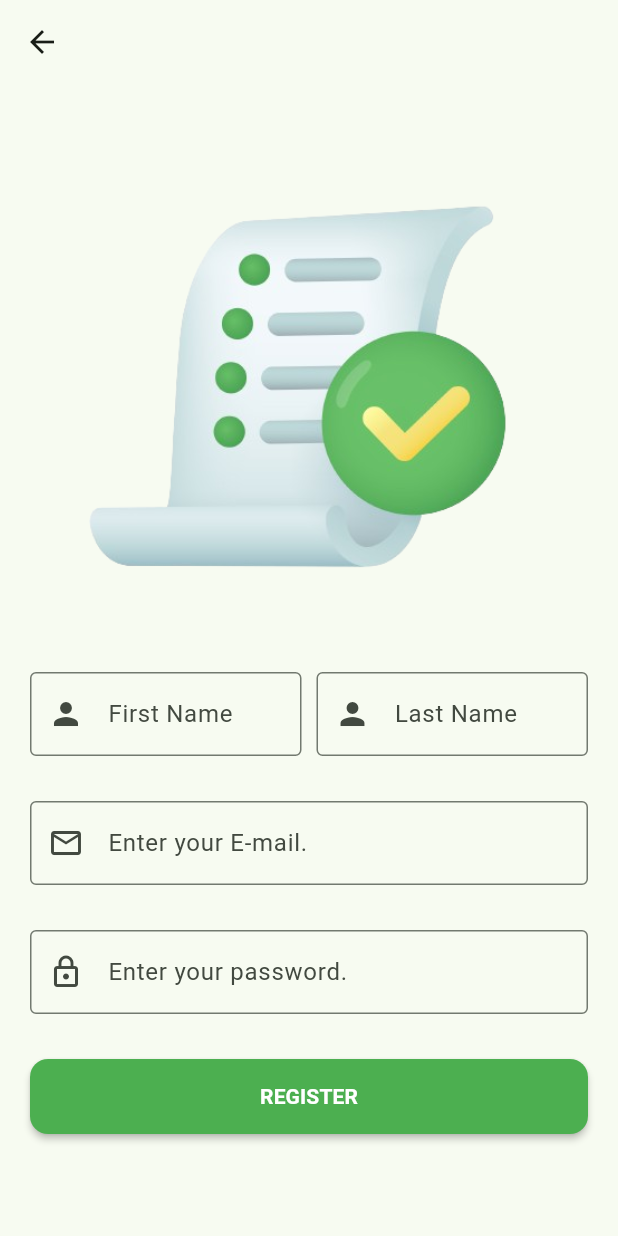
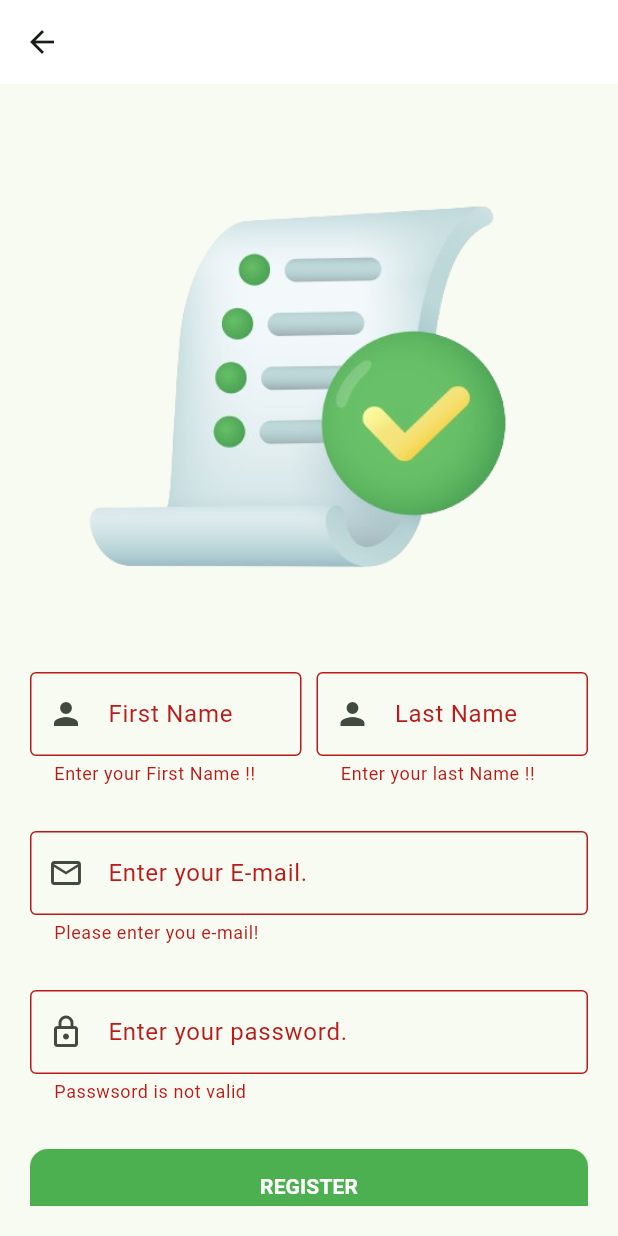
Before and after one commit to AMG2001/nature, a Flutter app: the RegisterScreen screen opened directly, after a tap on "REGISTER", on a phone screen of 412 x 824 dp. Run offline on Flutter 3.47's test engine with Material 3 defaults, Android fonts, the phone set to English and light mode, and no system bars; our stand-ins replace audioplayers, expandable, get; missing offline and left inert: mongo_dart.

Commit message:
register page implemented

```diff
--- a/lib/models/questions_and_answers/questions_and_answers_models.dart
+++ b/lib/models/questions_and_answers/questions_and_answers_models.dart
@@ -1,4 +1,4 @@
-import 'package:nature_app/services/shared/maps_keys.dart';
+import 'package:nature_app/shared/maps_keys.dart';
 
 class QuestionsAndAnswersDataModel {
   late String question;
--- /dev/null
+++ b/lib/models/users/user_data_model.dart
@@ -0,0 +1,34 @@
+import 'package:nature_app/shared/maps_keys.dart';
+
+class UserDataModel {
+  late String firstName;
+  late String lastName;
+  late String fullName;
+  late String email;
+  late String password;
+
+  UserDataModel(
+      {required this.firstName,
+      required this.lastName,
+      required this.fullName,
+      required this.email,
+      required this.password});
+
+  UserDataModel.fromMap(Map<String, dynamic> map) {
+    this.firstName = map[MapsKeys.first_name_key];
+    this.lastName = map[MapsKeys.last_name_key];
+    this.fullName = map[MapsKeys.full_name_key];
+    this.email = map[MapsKeys.email_key];
+    this.password = map[MapsKeys.password_key];
+  }
+
+  Map<String, dynamic> toMap() {
+    return {
+      MapsKeys.first_name_key: this.firstName,
+      MapsKeys.last_name_key: this.lastName,
+      MapsKeys.full_name_key: this.fullName,
+      MapsKeys.email_key: this.email,
+      MapsKeys.password_key: this.password
+    };
+  }
+}
--- a/lib/modules/login/login_screen.dart
+++ b/lib/modules/login/view/login_screen.dart
@@ -1,6 +1,6 @@
 import 'package:flutter/material.dart';
 import 'package:nature_app/shared/components/components.dart';
-import 'package:nature_app/modules/register/register_screen.dart';
+import 'package:nature_app/modules/register/view/register_screen.dart';
 import 'package:nature_app/config/device/device_dimenssions.dart';
 class LoginScreen extends StatelessWidget {
 
--- a/lib/modules/onboard/onBoarding_screen.dart
+++ b/lib/modules/onboard/onBoarding_screen.dart
@@ -1,5 +1,5 @@
 import 'package:flutter/material.dart';
-import 'package:nature_app/modules/login/login_screen.dart';
+import 'package:nature_app/modules/login/view/login_screen.dart';
 import 'package:nature_app/shared/components/components.dart';
 
 
--- a/lib/modules/questions_and_answers_page/controller/q_and_a_controller.dart
+++ b/lib/modules/questions_and_answers_page/controller/q_and_a_controller.dart
@@ -1,7 +1,7 @@
 import 'package:get/get.dart';
 import 'package:nature_app/models/questions_and_answers/questions_and_answers_models.dart';
 import 'package:nature_app/services/cloud_storage/cloud_connection.dart';
-import 'package:nature_app/services/shared/maps_keys.dart';
+import 'package:nature_app/shared/maps_keys.dart';
 
 class QuestionsAndAnswersController extends GetxController {
   List<QuestionsAndAnswersDataModel> questionsAndAnswersList = [];
--- a/lib/modules/register/register_screen.dart
+++ /dev/null
@@ -1,177 +0,0 @@
-import 'package:flutter/material.dart';
-import 'package:nature_app/config/device/device_dimenssions.dart';
-
-class RegisterScreen extends StatelessWidget {
-  const RegisterScreen({Key? key}) : super(key: key);
-
-  @override
-  Widget build(BuildContext context) {
-    var emailController = TextEditingController();
-    var passwordController = TextEditingController();
-    var firstNameController = TextEditingController();
-    var lastNameController = TextEditingController();
-
-
-    return Scaffold(
-      appBar: AppBar(),
-      body: Container(
-        width: DeviceDimenssions.width,
-        height: DeviceDimenssions.height,
-        child: Padding(
-          padding: const EdgeInsets.all(20.0),
-          child: SingleChildScrollView(
-            child: Column(
-              crossAxisAlignment: CrossAxisAlignment.start,
-              children: [
-                Image.asset('assets/images/register123.png'),
-                Row(
-                  children: [
-                    Expanded(
-                        child:TextFormField(
-                          controller: firstNameController,
-                          keyboardType: TextInputType.name,
-                          onFieldSubmitted: (value){
-                            print(value);
-                          },
-                          onChanged: (value){
-                            print(value);
-                          },
-                          validator: (value){
-                            if(value!.isEmpty){
-                              return 'First Name';
-                            }
-                            return null;
-                          },
-                          decoration: InputDecoration(
-                            labelText: 'First Name',
-                            border: OutlineInputBorder(),
-                            prefixIcon: Icon(
-                              Icons.person,
-                            ),
-                          ),
-                        ),
-
-                    ),
-                    SizedBox(
-                      width: 10.0,
-                    ),
-                    Expanded(
-                      child:TextFormField(
-                        controller: lastNameController,
-                        keyboardType: TextInputType.name,
-                        onFieldSubmitted: (value){
-                          print(value);
-                        },
-                        onChanged: (value){
-                          print(value);
-                        },
-                        validator: (value){
-                          if(value!.isEmpty){
-                            return 'Last Name';
-                          }
-                          return null;
-                        },
-                        decoration: InputDecoration(
-                          labelText: 'Last Name',
-                          border: OutlineInputBorder(),
-                          prefixIcon: Icon(
-                            Icons.person,
-                          ),
-                        ),
-                      ),
-
-                    ),
-                  ],
-                ),
-                SizedBox(
-                  height: 30.0,
-                ),
-                TextFormField(
-                  controller: emailController,
-                  keyboardType: TextInputType.emailAddress,
-                  onFieldSubmitted: (value){
-                    print(value);
-                  },
-                  onChanged: (value){
-                    print(value);
-                  },
-                  validator: (value){
-                    if(value!.isEmpty){
-                      return 'Please enter you e-mail! ';
-                    }
-                    return null;
-                  },
-                  decoration: InputDecoration(
-                    labelText: 'Enter your E-mail.',
-                    border: OutlineInputBorder(),
-                    prefixIcon: Icon(
-                      Icons.email_outlined,
-                    ),
-                  ),
-                ),
-                SizedBox(
-                  height: 30.0,
-                ),
-                TextFormField(
-                  controller: passwordController,
-                  keyboardType: TextInputType.name,
-                  obscureText: true,
-                  onFieldSubmitted: (value){
-                    print(value);
-                  },
-                  onChanged: (value){
-                    print(value);
-
-                  },
-                  validator: (value){
-                    if(value!.isEmpty){
-                      return 'Passwsord is not valid';
-                    }
-                    else if(value.length<8){
-                      return 'Passwsord is too short';
-                    }
-                    return null;
-                  },
-                  decoration: InputDecoration(
-                    labelText: 'Enter your password.',
-                    border: OutlineInputBorder(),
-                    prefixIcon: Icon(
-                      Icons.lock_outlined,
-                    ),
-
-                  ),
-                ),
-                SizedBox(
-                  height: 30.0,
-                ),
-                Container(
-                  width: double.infinity,
-                  child: MaterialButton(
-                    height: 50.0,
-                    color: Colors.green,
-                    onPressed: (){
-
-                    },
-                    child: Text(
-                      'REGISTER',
-                      style: TextStyle(
-                        color: Colors.white,
-                        fontWeight: FontWeight.bold,
-                      ),
-                    ),
-
-                    shape: RoundedRectangleBorder(
-                      borderRadius: BorderRadius.circular(12),
-                    ),
-                  ),
-                ),
-
-
-              ],
-            ),
-          ),
-        ),
-      ),
-    );
-  }
-}
--- /dev/null
+++ b/lib/modules/register/view/register_screen.dart
@@ -0,0 +1,156 @@
+import 'package:flutter/material.dart';
+import 'package:get/get.dart';
+import 'package:nature_app/config/device/device_dimenssions.dart';
+import 'package:nature_app/modules/register/controller/register_page_controller.dart';
+import 'package:nature_app/services/app/general_services.dart';
+
+class RegisterScreen extends StatelessWidget {
+  RegisterScreen({Key? key}) : super(key: key);
+  GlobalKey<FormState> _key = GlobalKey();
+  @override
+  Widget build(BuildContext context) {
+    return Scaffold(
+      appBar: AppBar(
+        backgroundColor: Colors.white,
+      ),
+      body: GetBuilder<RegisterPageController>(
+          init: RegisterPageController(),
+          builder: (controller) {
+            return Container(
+              width: DeviceDimenssions.width,
+              height: DeviceDimenssions.height,
+              child: Padding(
+                padding: const EdgeInsets.all(20.0),
+                child: SingleChildScrollView(
+                  child: Form(
+                    key: _key,
+                    child: Column(
+                      crossAxisAlignment: CrossAxisAlignment.start,
+                      children: [
+                        Image.asset('assets/images/register123.png'),
+                        Row(
+                          children: [
+                            Expanded(
+                              child: TextFormField(
+                                controller: controller.firstNameController,
+                                keyboardType: TextInputType.name,
+                                validator: (value) {
+                                  if (value!.isEmpty) {
+                                    return 'Enter your First Name !!';
+                                  }
+                                  return null;
+                                },
+                                decoration: InputDecoration(
+                                  labelText: 'First Name',
+                                  border: OutlineInputBorder(),
+                                  prefixIcon: Icon(
+                                    Icons.person,
+                                  ),
+                                ),
+                              ),
+                            ),
+                            SizedBox(
+                              width: 10.0,
+                            ),
+                            Expanded(
+                              child: TextFormField(
+                                controller: controller.lastNameController,
+                                keyboardType: TextInputType.name,
+                                validator: (value) {
+                                  if (value!.isEmpty) {
+                                    return 'Enter your last Name !!';
+                                  }
+                                  return null;
+                                },
+                                decoration: InputDecoration(
+                                  labelText: 'Last Name',
+                                  border: OutlineInputBorder(),
+                                  prefixIcon: Icon(
+                                    Icons.person,
+                                  ),
+                                ),
+                              ),
+                            ),
+                          ],
+                        ),
+                        SizedBox(
+                          height: 30.0,
+                        ),
+                        TextFormField(
+                          controller: controller.emailController,
+                          keyboardType: TextInputType.emailAddress,
+                          validator: (value) {
+                            if (value!.isEmpty) {
+                              return 'Please enter you e-mail! ';
+                            } else if (!GetUtils.isEmail(value)) {
+                              return 'This is not Email Format !!';
+                            }
+                            return null;
+                          },
+                          decoration: InputDecoration(
+                            labelText: 'Enter your E-mail.',
+                            border: OutlineInputBorder(),
+                            prefixIcon: Icon(
+                              Icons.email_outlined,
+                            ),
+                          ),
+                        ),
+                        SizedBox(
+                          height: 30.0,
+                        ),
+                        TextFormField(
+                          controller: controller.passwordController,
+                          keyboardType: TextInputType.name,
+                          obscureText: true,
+                          validator: (value) {
+                            if (value!.isEmpty) {
+                              return 'Passwsord is not valid';
+                            } else if (value.length < 8) {
+                              return 'Passwsord is too short';
+                            }
+                            return null;
+                          },
+                          decoration: InputDecoration(
+                            labelText: 'Enter your password.',
+                            border: OutlineInputBorder(),
+                            prefixIcon: Icon(
+                              Icons.lock_outlined,
+                            ),
+                          ),
+                        ),
+                        SizedBox(
+                          height: 30.0,
+                        ),
+                        Container(
+                          width: double.infinity,
+                          child: MaterialButton(
+                            height: 50.0,
+                            color: Colors.green,
+                            onPressed: () async {
+                              if (_key.currentState!.validate()) {
+                                closeKeyboard();
+                                await controller.registerUser();
+                              }
+                            },
+                            child: Text(
+                              'REGISTER',
+                              style: TextStyle(
+                                color: Colors.white,
+                                fontWeight: FontWeight.bold,
+                              ),
+                            ),
+                            shape: RoundedRectangleBorder(
+                              borderRadius: BorderRadius.circular(12),
+                            ),
+                          ),
+                        ),
+                      ],
+                    ),
+                  ),
+                ),
+              ),
+            );
+          }),
+    );
+  }
+}
--- a/lib/modules/splash/splach_screen.dart
+++ b/lib/modules/splash/splach_screen.dart
@@ -36,7 +36,6 @@ class _SplashPageState extends State<SplashPage> {
   @override
   Widget build(BuildContext context) {
     return Scaffold(
-
       body: SafeArea(
         child: Container(
           width: DeviceDimenssions.width,
@@ -55,6 +54,5 @@ class _SplashPageState extends State<SplashPage> {
           ),
         ),
       );
-
   }
 }
--- a/lib/services/shared/maps_keys.dart
+++ b/lib/shared/maps_keys.dart
@@ -16,4 +16,13 @@ class MapsKeys {
   static String answer_key = 'answer';
   static String hasMoreInfo_key = 'hasMoreInfo';
   static String url_key = 'url';
+
+  /**
+  *******************************  User Data Model Class ******************************
+   */
+  static String first_name_key = 'first_name';
+  static String last_name_key = 'last_name';
+  static String full_name_key = 'full_name';
+  static String email_key = 'email';
+  static String password_key = 'password';
 }
```
Also changed, not shown: lib/modules/login/controller/logn_page_controller.dart (added, +18 -0 lines), lib/modules/login/cubit/states.dart (deleted, +0 -12 lines), lib/modules/register/controller/register_page_controller.dart (added, +23 -0 lines), lib/services/app/general_services.dart (added, +49 -0 lines), lib/services/cloud_storage/cloud_services.dart (added, +58 -0 lines), lib/shared/widgets/custom_snack_bar.dart (added, +80 -0 lines), lib/modules/login/cubit/cubit.dart (deleted), pubspec.lock.
